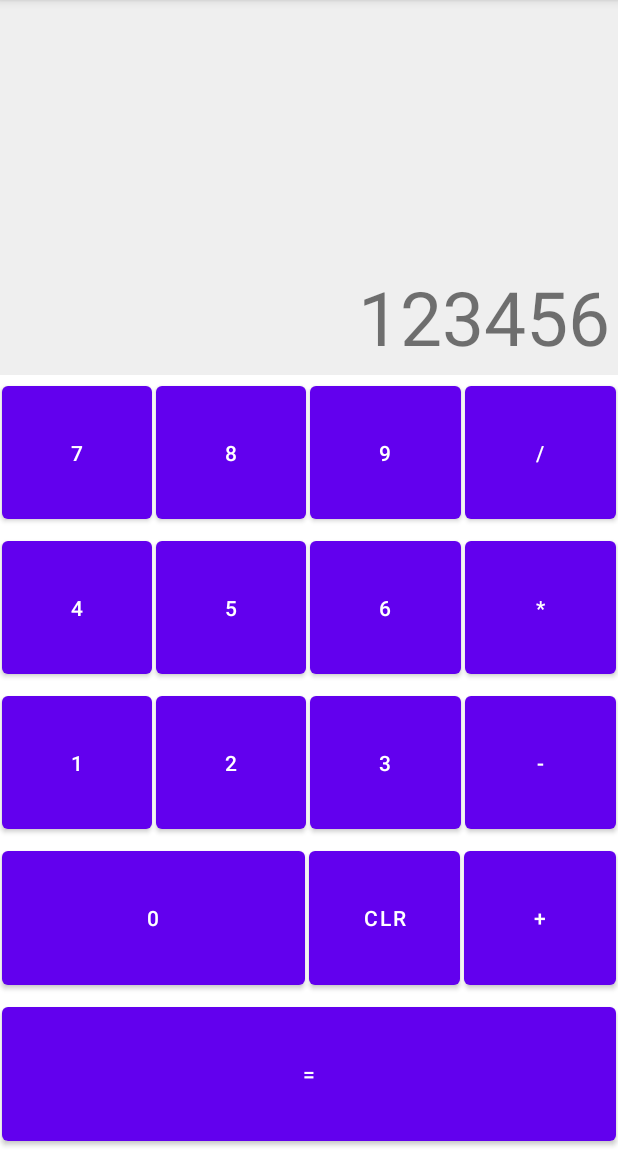
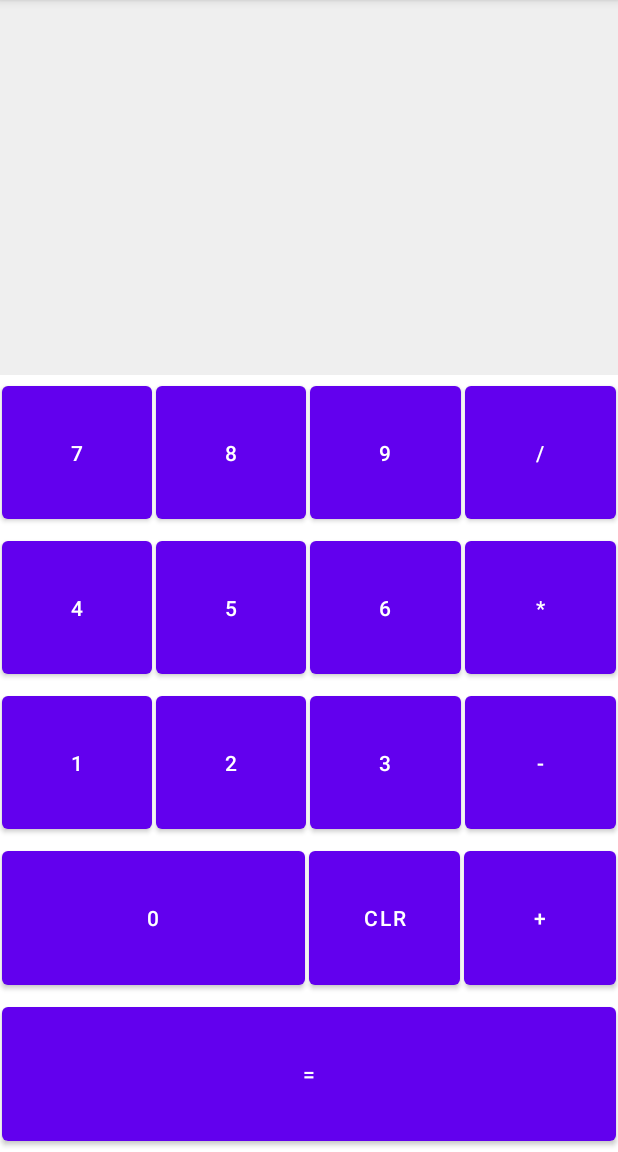
Before and after one commit to MuhammadSaad420/calculator-native, an Android app: the screen it shows after launch (MainActivity), after a tap on "CLR", on a phone screen of 412 x 824 dp, the part 84-1236 px from its top. Run offline under Robolectric (Android 15) with nearby library versions, the phone set to English and light mode, and no system bars.

```diff
--- a/app/src/main/java/com/example/calculatorapp/MainActivity.kt
+++ b/app/src/main/java/com/example/calculatorapp/MainActivity.kt
@@ -2,10 +2,22 @@ package com.example.calculatorapp
 
 import androidx.appcompat.app.AppCompatActivity
 import android.os.Bundle
+import android.view.View
+import android.widget.Button
+import android.widget.TextView
 
 class MainActivity : AppCompatActivity() {
+    private var outputText: TextView? = null
     override fun onCreate(savedInstanceState: Bundle?) {
         super.onCreate(savedInstanceState)
         setContentView(R.layout.activity_main)
+
+        outputText = findViewById(R.id.outputText);
+    }
+    fun digit(view: View) {
+      outputText?.append((view as Button).text);
+    }
+    fun onClear(view: View) {
+        outputText?.text ="";
     }
 }
--- a/app/src/main/res/layout/activity_main.xml
+++ b/app/src/main/res/layout/activity_main.xml
@@ -10,11 +10,11 @@
     <TextView
         android:layout_width="match_parent"
         android:layout_height="250dp"
-        android:text="123456"
         android:gravity="end|bottom"
         android:padding="5dp"
         android:background="@color/light_grey"
         android:textSize="50sp"
+        android:id="@+id/outputText"
         />
     <LinearLayout
         android:layout_width="match_parent"
@@ -30,6 +30,7 @@
             android:onClick="digit"
             android:layout_weight="1"
             android:text="7"
+
             />
         <Button
             android:layout_width="0dp"
@@ -151,8 +152,6 @@
         android:orientation="horizontal"
         android:layout_weight="1"
         >
-
-
         <Button
             android:layout_width="0dp"
             android:layout_height="match_parent"
@@ -166,7 +165,7 @@
             android:layout_height="match_parent"
             android:paddingHorizontal="5dp"
             android:layout_margin="1dp"
-            android:onClick="digit"
+            android:onClick="onClear"
             android:layout_weight="1"
             android:text="CLR"
             />
```
